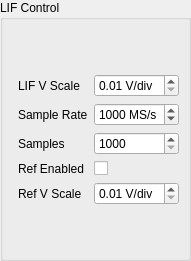
Above: lifcontrolwidget.ui from kncrabtree/blackchirp before the change. Below: the same form after it.
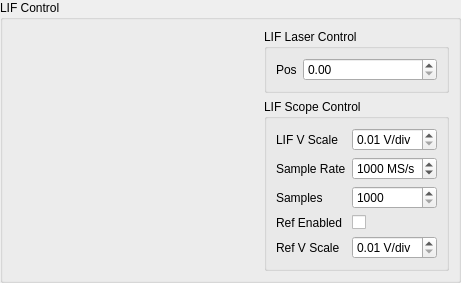
That is the form after the change. Custom widgets are drawn as their Qt base class.

Commit message:
Initial implementation of LIF Laser
Also some code cleanup in the LIF area, suggested by
Clang+CLazy

What changed in the file:
```diff
--- a/lifcontrolwidget.ui
+++ b/lifcontrolwidget.ui
@@ -6,7 +6,7 @@
    <rect>
     <x>0</x>
     <y>0</y>
-    <width>182</width>
+    <width>461</width>
     <height>261</height>
    </rect>
   </property>
@@ -36,7 +36,7 @@
        <widget class="LifTracePlot" name="lifPlot" native="true"/>
       </item>
       <item>
-       <layout class="QVBoxLayout" name="verticalLayout">
+       <layout class="QVBoxLayout" name="verticalLayout_3">
         <item>
          <spacer name="verticalSpacer">
           <property name="orientation">
@@ -51,6 +51,39 @@
          </spacer>
         </item>
         <item>
+         <widget class="QGroupBox" name="laserBox">
+          <property name="title">
+           <string>LIF Laser Control</string>
+          </property>
+          <layout class="QVBoxLayout" name="verticalLayout_4">
+           <item>
+            <layout class="QFormLayout" name="formLayout_2">
+             <item row="0" column="0">
+              <widget class="QLabel" name="posLabel">
+               <property name="text">
+                <string>Pos</string>
+               </property>
+              </widget>
+             </item>
+             <item row="0" column="1">
+              <widget class="LifLaserControlDoubleSpinBox" name="laserPosDoubleSpinBox">
+               <property name="keyboardTracking">
+                <bool>false</bool>
+               </property>
+              </widget>
+             </item>
+            </layout>
+           </item>
+          </layout>
+         </widget>
+        </item>
+        <item>
+         <widget class="QGroupBox" name="scopeBox">
+          <property name="title">
+           <string>LIF Scope Control</string>
+          </property>
+          <layout class="QVBoxLayout" name="verticalLayout">
+           <item>
          <layout class="QFormLayout" name="formLayout">
           <property name="fieldGrowthPolicy">
            <enum>QFormLayout::AllNonFixedFieldsGrow</enum>
@@ -186,6 +219,9 @@
           </item>
          </layout>
         </item>
+          </layout>
+         </widget>
+        </item>
         <item>
          <spacer name="verticalSpacer_2">
           <property name="orientation">
@@ -213,6 +249,11 @@
    <header>liftraceplot.h</header>
    <container>1</container>
   </customwidget>
+  <customwidget>
+   <class>LifLaserControlDoubleSpinBox</class>
+   <extends>QDoubleSpinBox</extends>
+   <header>liflasercontroldoublespinbox.h</header>
+  </customwidget>
  </customwidgets>
  <resources/>
  <connections/>
```
Lines whose indentation alone changed are shown as unchanged. The commit also changes 30 other files.
